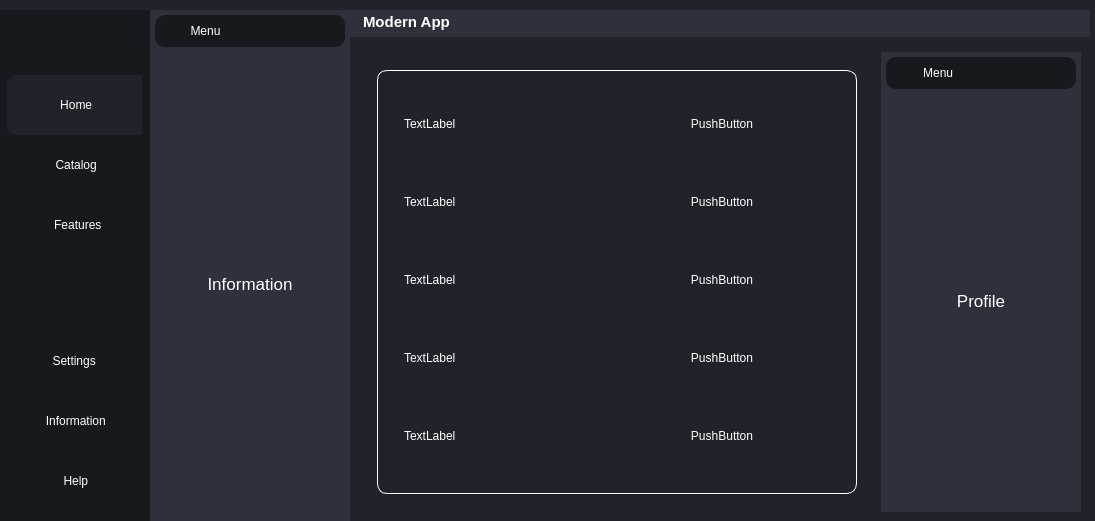
Above: mushrooms/mainwindow.ui from Svetlana-Y/YPPRPO before the change. Below: the same form after it.
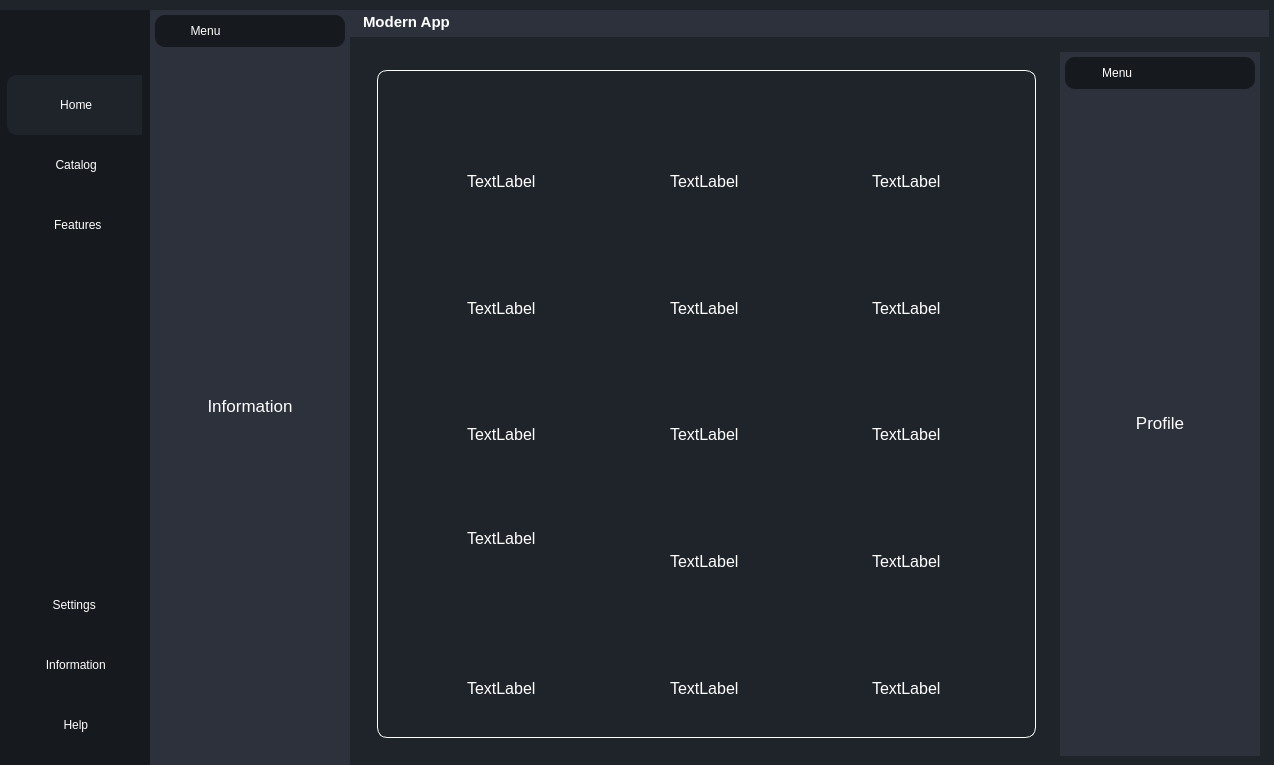
That is the form after the change. The open tabs and pages were chosen to show the change. Icons and pictures are not drawn.

What changed in the file:
```diff
--- a/mushrooms/mainwindow.ui
+++ b/mushrooms/mainwindow.ui
@@ -6,8 +6,8 @@
    <rect>
     <x>0</x>
     <y>0</y>
-    <width>1095</width>
-    <height>521</height>
+    <width>1274</width>
+    <height>671</height>
    </rect>
   </property>
   <property name="windowTitle">
@@ -296,12 +296,12 @@
              <enum>Qt::Orientation::Vertical</enum>
             </property>
             <property name="sizeType">
-             <enum>QSizePolicy::Policy::Expanding</enum>
+             <enum>QSizePolicy::Minimum</enum>
             </property>
             <property name="sizeHint" stdset="0">
              <size>
               <width>20</width>
-              <height>50</height>
+              <height>300</height>
              </size>
             </property>
            </spacer>
@@ -714,7 +714,7 @@
        <property name="bottomMargin">
         <number>0</number>
        </property>
-       <item alignment="Qt::AlignmentFlag::AlignTop">
+       <item>
         <widget class="QWidget" name="headerContainer" native="true">
          <layout class="QHBoxLayout" name="horizontalLayout_5">
           <property name="spacing">
@@ -1023,87 +1023,88 @@
                     <property name="geometry">
                      <rect>
                       <x>0</x>
-                      <y>0</y>
-                      <width>445</width>
-                      <height>373</height>
+                      <y>-6</y>
+                      <width>609</width>
+                      <height>540</height>
                      </rect>
                     </property>
                     <layout class="QVBoxLayout" name="verticalLayout_20">
-                     <item>
-                      <widget class="QWidget" name="widget" native="true">
-                       <layout class="QHBoxLayout" name="horizontalLayout_14">
-                        <item>
-                         <widget class="QLabel" name="label_16">
-                          <property name="text">
-                           <string>TextLabel</string>
-                          </property>
-                         </widget>
-                        </item>
-                        <item>
-                         <widget class="QPushButton" name="pushButton_3">
-                          <property name="text">
-                           <string>PushButton</string>
-                          </property>
-                         </widget>
-                        </item>
-                       </layout>
-                      </widget>
-                     </item>
                      <item>
                       <widget class="QWidget" name="widget_5" native="true">
-                       <layout class="QHBoxLayout" name="horizontalLayout_13">
-                        <item>
-                         <widget class="QLabel" name="label_15">
-                          <property name="text">
-                           <string>TextLabel</string>
-                          </property>
-                         </widget>
-                        </item>
-                        <item>
-                         <widget class="QPushButton" name="pushButton_4">
-                          <property name="text">
-                           <string>PushButton</string>
-                          </property>
-                         </widget>
-                        </item>
-                       </layout>
-                      </widget>
-                     </item>
-                     <item>
-                      <widget class="QWidget" name="widget_3" native="true">
-                       <layout class="QHBoxLayout" name="horizontalLayout_12">
-                        <item>
-                         <widget class="QLabel" name="label_14">
-                          <property name="text">
-                           <string>TextLabel</string>
-                          </property>
-                         </widget>
-                        </item>
-                        <item>
-                         <widget class="QPushButton" name="pushButton_8">
-                          <property name="text">
-                           <string>PushButton</string>
-                          </property>
-                         </widget>
-                        </item>
-                       </layout>
-                      </widget>
-                     </item>
-                     <item>
-                      <widget class="QWidget" name="widget_4" native="true">
                        <layout class="QHBoxLayout" name="horizontalLayout_10">
                         <item>
-                         <widget class="QLabel" name="label_11">
-                          <property name="text">
-                           <string>TextLabel</string>
-                          </property>
+                         <widget class="QWidget" name="widget_6" native="true">
+                          <layout class="QVBoxLayout" name="verticalLayout_21">
+                           <item>
+                            <widget class="QPushButton" name="image1Btn">
+                             <property name="text">
+                              <string/>
+                             </property>
+                            </widget>
+                           </item>
+                           <item alignment="Qt::AlignHCenter|Qt::AlignBottom">
+                            <widget class="QLabel" name="imageLabel1">
+                             <property name="font">
+                              <font>
+                               <pointsize>12</pointsize>
+                              </font>
+                             </property>
+                             <property name="text">
+                              <string>TextLabel</string>
+                             </property>
+                            </widget>
+                           </item>
+                          </layout>
                          </widget>
                         </item>
                         <item>
-                         <widget class="QPushButton" name="pushButton_2">
-                          <property name="text">
-                           <string>PushButton</string>
-                          </property>
+                         <widget class="QWidget" name="widget_7" native="true">
+                          <layout class="QVBoxLayout" name="verticalLayout_22">
+                           <item>
+                            <widget class="QPushButton" name="image2Btn">
+                             <property name="text">
+                              <string/>
+                             </property>
+                            </widget>
+                           </item>
+                           <item alignment="Qt::AlignHCenter|Qt::AlignBottom">
+                            <widget class="QLabel" name="imageLabel2">
+                             <property name="font">
+                              <font>
+                               <pointsize>12</pointsize>
+                              </font>
+                             </property>
+                             <property name="text">
+                              <string>TextLabel</string>
+                             </property>
+                            </widget>
+                           </item>
+                          </layout>
+                         </widget>
+                        </item>
+                        <item>
+                         <widget class="QWidget" name="widget_8" native="true">
+                          <layout class="QVBoxLayout" name="verticalLayout_23">
+                           <item>
+                            <widget class="QPushButton" name="image3Btn">
+                             <property name="text">
+                              <string/>
+                             </property>
+                            </widget>
+                           </item>
+                           <item alignment="Qt::AlignHCenter|Qt::AlignBottom">
+                            <widget class="QLabel" name="imageLabel3">
+                             <property name="font">
+                              <font>
+                               <pointsize>12</pointsize>
+                              </font>
+                             </property>
+                             <property name="text">
+                              <string>TextLabel</string>
+                             </property>
+                            </widget>
+                           </item>
+                          </layout>
                          </widget>
                         </item>
                        </layout>
@@ -1113,17 +1114,326 @@
                       <widget class="QWidget" name="widget_2" native="true">
                        <layout class="QHBoxLayout" name="horizontalLayout_11">
                         <item>
-                         <widget class="QLabel" name="label_17">
-                          <property name="text">
-                           <string>TextLabel</string>
+                         <widget class="QWidget" name="widget_9" native="true">
+                          <property name="font">
+                           <font>
+                            <pointsize>9</pointsize>
+                           </font>
                           </property>
+                          <layout class="QVBoxLayout" name="verticalLayout_26">
+                           <item>
+                            <widget class="QPushButton" name="image4Btn">
+                             <property name="text">
+                              <string/>
+                             </property>
+                            </widget>
+                           </item>
+                           <item alignment="Qt::AlignHCenter|Qt::AlignBottom">
+                            <widget class="QLabel" name="imageLabel4">
+                             <property name="font">
+                              <font>
+                               <pointsize>12</pointsize>
+                              </font>
+                             </property>
+                             <property name="text">
+                              <string>TextLabel</string>
+                             </property>
+                            </widget>
+                           </item>
+                          </layout>
                          </widget>
                         </item>
                         <item>
-                         <widget class="QPushButton" name="pushButton_9">
-                          <property name="text">
-                           <string>PushButton</string>
-                          </property>
+                         <widget class="QWidget" name="widget_10" native="true">
+                          <layout class="QVBoxLayout" name="verticalLayout_25">
+                           <item>
+                            <widget class="QPushButton" name="image5Btn">
+                             <property name="text">
+                              <string/>
+                             </property>
+                            </widget>
+                           </item>
+                           <item alignment="Qt::AlignHCenter|Qt::AlignBottom">
+                            <widget class="QLabel" name="imageLabel5">
+                             <property name="font">
+                              <font>
+                               <pointsize>12</pointsize>
+                              </font>
+                             </property>
+                             <property name="text">
+                              <string>TextLabel</string>
+                             </property>
+                            </widget>
+                           </item>
+                          </layout>
+                         </widget>
+                        </item>
+                        <item>
+                         <widget class="QWidget" name="widget_11" native="true">
+                          <layout class="QVBoxLayout" name="verticalLayout_24">
+                           <item>
+                            <widget class="QPushButton" name="image6Btn">
+                             <property name="text">
+                              <string/>
+                             </property>
+                            </widget>
+                           </item>
+                           <item alignment="Qt::AlignHCenter|Qt::AlignBottom">
+                            <widget class="QLabel" name="imageLabel6">
+                             <property name="font">
+                              <font>
+                               <pointsize>12</pointsize>
+                              </font>
+                             </property>
+                             <property name="text">
+                              <string>TextLabel</string>
+                             </property>
+                            </widget>
+                           </item>
+                          </layout>
+                         </widget>
+                        </item>
+                       </layout>
+                      </widget>
+                     </item>
+                     <item>
+                      <widget class="QWidget" name="widget" native="true">
+                       <layout class="QHBoxLayout" name="horizontalLayout_13">
+                        <item>
+                         <widget class="QWidget" name="widget_15" native="true">
+                          <layout class="QVBoxLayout" name="verticalLayout_27">
+                           <item>
+                            <widget class="QPushButton" name="image7Btn">
+                             <property name="text">
+                              <string/>
+                             </property>
+                            </widget>
+                           </item>
+                           <item alignment="Qt::AlignHCenter|Qt::AlignBottom">
+                            <widget class="QLabel" name="imageLabel7">
+                             <property name="font">
+                              <font>
+                               <pointsize>12</pointsize>
+                              </font>
+                             </property>
+                             <property name="text">
+                              <string>TextLabel</string>
+                             </property>
+                            </widget>
+                           </item>
+                          </layout>
+                         </widget>
+                        </item>
+                        <item>
+                         <widget class="QWidget" name="widget_16" native="true">
+                          <layout class="QVBoxLayout" name="verticalLayout_28">
+                           <item>
+                            <widget class="QPushButton" name="image8Btn">
+                             <property name="text">
+                              <string/>
+                             </property>
+                            </widget>
+                           </item>
+                           <item alignment="Qt::AlignHCenter|Qt::AlignBottom">
+                            <widget class="QLabel" name="imageLabel8">
+                             <property name="font">
+                              <font>
+                               <pointsize>12</pointsize>
+                              </font>
+                             </property>
+                             <property name="text">
+                              <string>TextLabel</string>
+                             </property>
+                            </widget>
+                           </item>
+                          </layout>
+                         </widget>
+                        </item>
+                        <item>
+                         <widget class="QWidget" name="widget_17" native="true">
+                          <layout class="QVBoxLayout" name="verticalLayout_29">
+                           <item>
+                            <widget class="QPushButton" name="image9Btn">
+                             <property name="text">
+                              <string/>
+                             </property>
+                            </widget>
+                           </item>
+                           <item alignment="Qt::AlignHCenter|Qt::AlignBottom">
+                            <widget class="QLabel" name="imageLabel9">
+                             <property name="font">
+                              <font>
+                               <pointsize>12</pointsize>
+                              </font>
+                             </property>
+                             <property name="text">
+                              <string>TextLabel</string>
+                             </property>
+                            </widget>
+                           </item>
+                          </layout>
+                         </widget>
+                        </item>
+                       </layout>
+                      </widget>
+                     </item>
+                     <item>
+                      <widget class="QWidget" name="widget_4" native="true">
+                       <layout class="QHBoxLayout" name="horizontalLayout_12">
+                        <item>
+                         <widget class="QWidget" name="widget_12" native="true">
+                          <layout class="QVBoxLayout" name="verticalLayout_34">
+                           <item>
+                            <widget class="QPushButton" name="image10Btn">
+                             <property name="text">
+                              <string/>
+                             </property>
+                            </widget>
+                           </item>
+                           <item alignment="Qt::AlignHCenter|Qt::AlignVCenter">
+                            <widget class="QLabel" name="imageLabel10">
+                             <property name="font">
+                              <font>
+                               <pointsize>12</pointsize>
+                              </font>
+                             </property>
+                             <property name="text">
+                              <string>TextLabel</string>
+                             </property>
+                            </widget>
+                           </item>
+                          </layout>
+                         </widget>
+                        </item>
+                        <item>
+                         <widget class="QWidget" name="widget_13" native="true">
+                          <layout class="QVBoxLayout" name="verticalLayout_35">
+                           <item>
+                            <widget class="QPushButton" name="image11Btn">
+                             <property name="text">
+                              <string/>
+                             </property>
+                            </widget>
+                           </item>
+                           <item alignment="Qt::AlignHCenter|Qt::AlignBottom">
+                            <widget class="QLabel" name="imageLabel11">
+                             <property name="font">
+                              <font>
+                               <pointsize>12</pointsize>
+                              </font>
+                             </property>
+                             <property name="text">
+                              <string>TextLabel</string>
+                             </property>
+                            </widget>
+                           </item>
+                          </layout>
+                         </widget>
+                        </item>
+                        <item>
+                         <widget class="QWidget" name="widget_14" native="true">
+                          <layout class="QVBoxLayout" name="verticalLayout_30">
+                           <item>
+                            <widget class="QPushButton" name="image12Btn">
+                             <property name="text">
+                              <string/>
+                             </property>
+                            </widget>
+                           </item>
+                           <item alignment="Qt::AlignHCenter|Qt::AlignBottom">
+                            <widget class="QLabel" name="imageLabel12">
+                             <property name="font">
+                              <font>
+                               <pointsize>12</pointsize>
+                              </font>
+                             </property>
+                             <property name="text">
+                              <string>TextLabel</string>
+                             </property>
+                            </widget>
+                           </item>
+                          </layout>
+                         </widget>
+                        </item>
+                       </layout>
+                      </widget>
+                     </item>
+                     <item>
+                      <widget class="QWidget" name="widget_3" native="true">
+                       <layout class="QHBoxLayout" name="horizontalLayout_14">
+                        <item>
+                         <widget class="QWidget" name="widget_18" native="true">
+                          <layout class="QVBoxLayout" name="verticalLayout_33">
+                           <item>
+                            <widget class="QPushButton" name="image13Btn">
+                             <property name="text">
+                              <string/>
+                             </property>
+                            </widget>
+                           </item>
+                           <item alignment="Qt::AlignHCenter|Qt::AlignBottom">
+                            <widget class="QLabel" name="imageLabel13">
+                             <property name="font">
+                              <font>
+                               <pointsize>12</pointsize>
+                              </font>
+                             </property>
+                             <property name="text">
+                              <string>TextLabel</string>
+                             </property>
+                            </widget>
+                           </item>
+                          </layout>
+                         </widget>
+                        </item>
+                        <item>
+                         <widget class="QWidget" name="widget_19" native="true">
+                          <layout class="QVBoxLayout" name="verticalLayout_32">
+                           <item>
+                            <widget class="QPushButton" name="image14Btn">
+                             <property name="text">
+                              <string/>
+                             </property>
+                            </widget>
+                           </item>
+                           <item alignment="Qt::AlignHCenter|Qt::AlignBottom">
+                            <widget class="QLabel" name="imageLabel14">
+                             <property name="font">
+                              <font>
+                               <pointsize>12</pointsize>
+                              </font>
+                             </property>
+                             <property name="text">
+                              <string>TextLabel</string>
+                             </property>
+                            </widget>
+                           </item>
+                          </layout>
+                         </widget>
+                        </item>
+                        <item>
+                         <widget class="QWidget" name="widget_20" native="true">
+                          <layout class="QVBoxLayout" name="verticalLayout_31">
+                           <item>
+                            <widget class="QPushButton" name="image15Btn">
+                             <property name="text">
+                              <string/>
+                             </property>
+                            </widget>
+                           </item>
+                           <item alignment="Qt::AlignHCenter|Qt::AlignBottom">
+                            <widget class="QLabel" name="imageLabel15">
+                             <property name="font">
+                              <font>
+                               <pointsize>12</pointsize>
+                              </font>
+                             </property>
+                             <property name="text">
+                              <string>TextLabel</string>
+                             </property>
+                            </widget>
+                           </item>
+                          </layout>
                          </widget>
                         </item>
                        </layout>
```
Left out of the diff: 110 changed lines with no effect on the pictures.
